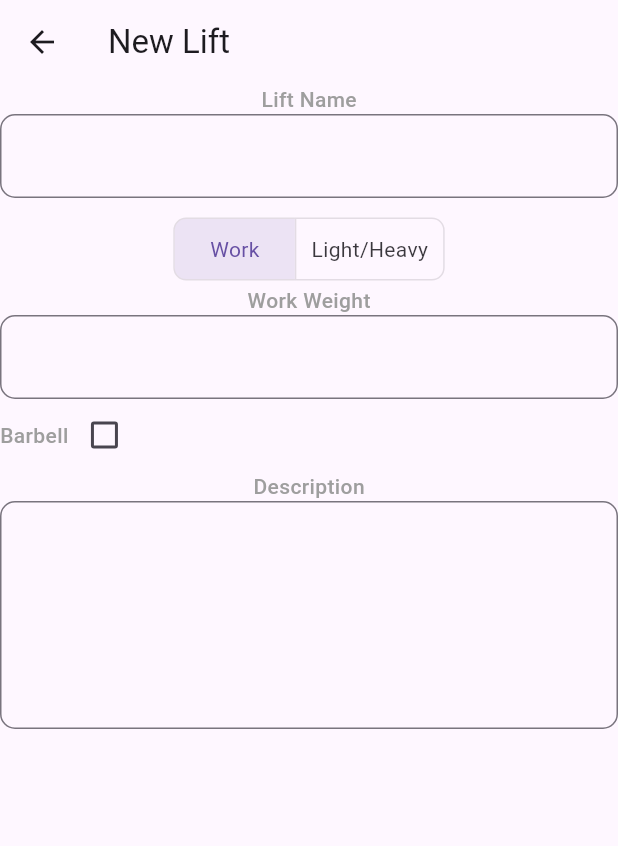
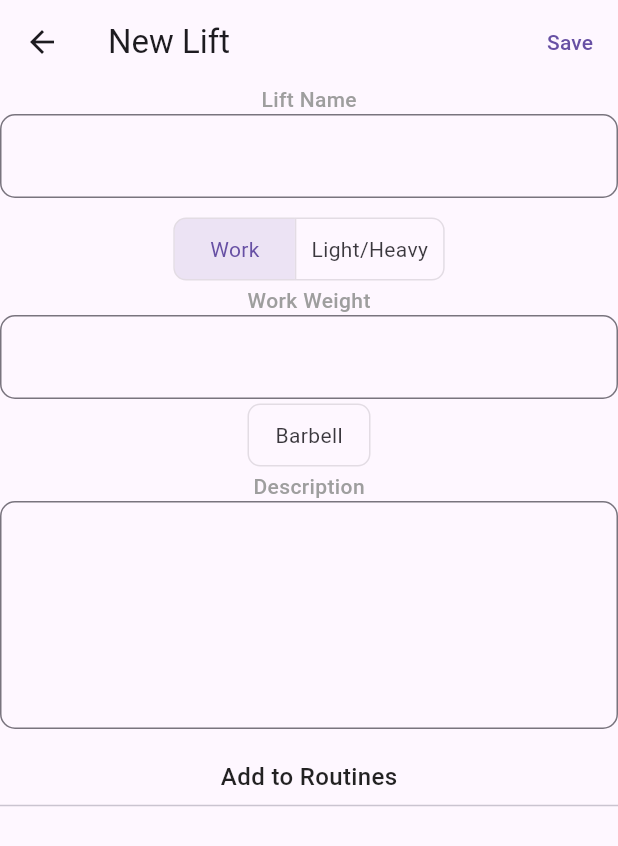
Before and after one commit to lhsteffen/IronSights, a Flutter app: the NewLift screen opened directly, on a phone screen of 412 x 824 dp. Shown: the top 846 px of the screen. Run offline on Flutter 3.47's test engine with Material 3 defaults, Android fonts, the phone set to English and light mode, and no system bars.

Commit message:
Changed barbell button style. Added functionality to inputs. Added functionality to add new lift

```diff
--- a/lib/new_lift.dart
+++ b/lib/new_lift.dart
@@ -8,6 +8,7 @@
  */
 
 import 'package:flutter/material.dart';
+import 'package:flutter/services.dart';
 import 'package:iron_sights/main.dart';
 import 'package:provider/provider.dart';
 import 'lift.dart';
@@ -25,7 +26,32 @@ class _NewLiftState extends State<NewLift> {
   Lift newLift = Lift.emptyLift();
 
   final List<bool> _selectedWeightType = <bool>[true, false];
+  final List<bool> _selectedBarbell = <bool>[false];
   bool vertical = false;
+
+  void changeWorkWeight(int? work) {
+    setState(() {
+      if (work != null) {
+        newLift.work = work;
+      }
+    });
+  }
+
+  void changeLightWeight(int? light) {
+    setState(() {
+      if (light != null) {
+        newLift.light = light;
+      }
+    });
+  }
+
+  void changeHeavyWeight(int? heavy) {
+    setState(() {
+      if (heavy != null) {
+        newLift.heavy = heavy;
+      }
+    });
+  }
 
   @override
   Widget build(BuildContext context) {
@@ -37,6 +63,15 @@ class _NewLiftState extends State<NewLift> {
     return Scaffold(
       appBar: AppBar(
         title: Text("New Lift"),
+        actions: [
+          TextButton(
+            onPressed: () {
+              appState.addLift(newLift);
+              Navigator.pop(context);
+            },
+            child: Text("Save")
+          )
+        ],
       ),
       body: Column(
         children: [
@@ -54,6 +89,9 @@ class _NewLiftState extends State<NewLift> {
                 borderRadius: BorderRadius.all(Radius.circular(10.0))
               )
             ),
+            onChanged: (text) {
+              newLift.name = text;
+            },
           ),
           const SizedBox(
             height: 10.0,
@@ -68,28 +106,24 @@ class _NewLiftState extends State<NewLift> {
                 for (int i = 0; i < _selectedWeightType.length; i++) {
                   _selectedWeightType[i] = i == index;
                 }
+                newLift.lightHeavySplit = _selectedWeightType[1];
               });
             },
             children: weightTypes,
           ),
-          WeightEntry(typeList: _selectedWeightType),
-          Row(
-            children: [
-              Text(
-                "Barbell",
-                style: TextStyle(
-                  fontSize: 14,
-                  color: Colors.grey,
-                  fontWeight: FontWeight.w500
-                ),
-              ),
-              Checkbox(
-                value: false,
-                onChanged: (bool? value) {
-                  print("Hello");
-                }
-              ),
-            ],
+          WeightEntry(typeList: _selectedWeightType, setWork: changeWorkWeight, setLight: changeLightWeight, setHeavy: changeHeavyWeight),
+          ToggleButtons(
+            direction: vertical ? Axis.vertical : Axis.horizontal,
+            borderRadius: const BorderRadius.all(Radius.circular(8)),
+            constraints: const BoxConstraints(minHeight: 40.0, minWidth: 80.0),
+            isSelected: _selectedBarbell,
+            onPressed: (int index) {
+              setState(() {
+                _selectedBarbell[index] = !_selectedBarbell[index];
+                newLift.barbell = _selectedBarbell[index];
+              });
+            },
+            children: [Text("Barbell")],
           ),
           Text(
             "Description",
@@ -107,7 +141,20 @@ class _NewLiftState extends State<NewLift> {
                 borderRadius: BorderRadius.all(Radius.circular(10.0))
               )
             ),
+            onChanged: (text) {
+              newLift.desc = text;
+            },
           ),
+          SizedBox(height: 20),
+          Text(
+            "Add to Routines",
+            style: TextStyle(
+                fontSize: 16,
+                color: Colors.black87,
+                fontWeight: FontWeight.w500
+            ),
+          ),
+          Divider(),
         ],
       ),
     );
@@ -115,10 +162,13 @@ class _NewLiftState extends State<NewLift> {
 }
 
 class WeightEntry extends StatelessWidget {
-  const WeightEntry({super.key, required this.typeList});
-  const WeightEntry.otherConstructor(this.typeList);
+  WeightEntry({super.key, required this.typeList, required this.setWork, required this.setLight, required this.setHeavy});
+  WeightEntry.otherConstructor(this.typeList, this.setWork, this.setLight, this.setHeavy);
 
   final List<bool> typeList;
+  final void Function(int?) setWork;
+  final void Function(int?) setLight;
+  final void Function(int?) setHeavy;
 
   @override
   Widget build(BuildContext context) {
@@ -136,11 +186,18 @@ class WeightEntry extends StatelessWidget {
           ),
           Flexible(
             child: TextField(
+              keyboardType: TextInputType.number,
+              inputFormatters: [
+                FilteringTextInputFormatter.digitsOnly
+              ],
               decoration: InputDecoration(
                   border: OutlineInputBorder(
                       borderRadius: BorderRadius.all(Radius.circular(10.0))
                   )
               ),
+              onChanged: (text) {
+                setWork(int.parse(text));
+              },
             ),
           )
         ],
@@ -161,11 +218,18 @@ class WeightEntry extends StatelessWidget {
                   ),
                 ),
                 TextField(
+                  keyboardType: TextInputType.number,
+                  inputFormatters: [
+                    FilteringTextInputFormatter.digitsOnly
+                  ],
                   decoration: InputDecoration(
                     border: OutlineInputBorder(
                       borderRadius: BorderRadius.all(Radius.circular(10.0))
                     )
                   ),
+                  onChanged: (text) {
+                    setLight(int.parse(text));
+                  },
                 ),
               ],
             ),
@@ -184,11 +248,18 @@ class WeightEntry extends StatelessWidget {
                   ),
                 ),
                 TextField(
+                  keyboardType: TextInputType.number,
+                  inputFormatters: [
+                    FilteringTextInputFormatter.digitsOnly
+                  ],
                   decoration: InputDecoration(
                     border: OutlineInputBorder(
                       borderRadius: BorderRadius.all(Radius.circular(10.0))
                     )
                   ),
+                  onChanged: (text) {
+                    setHeavy(int.parse(text));
+                  },
                 ),
               ],
             )
```
